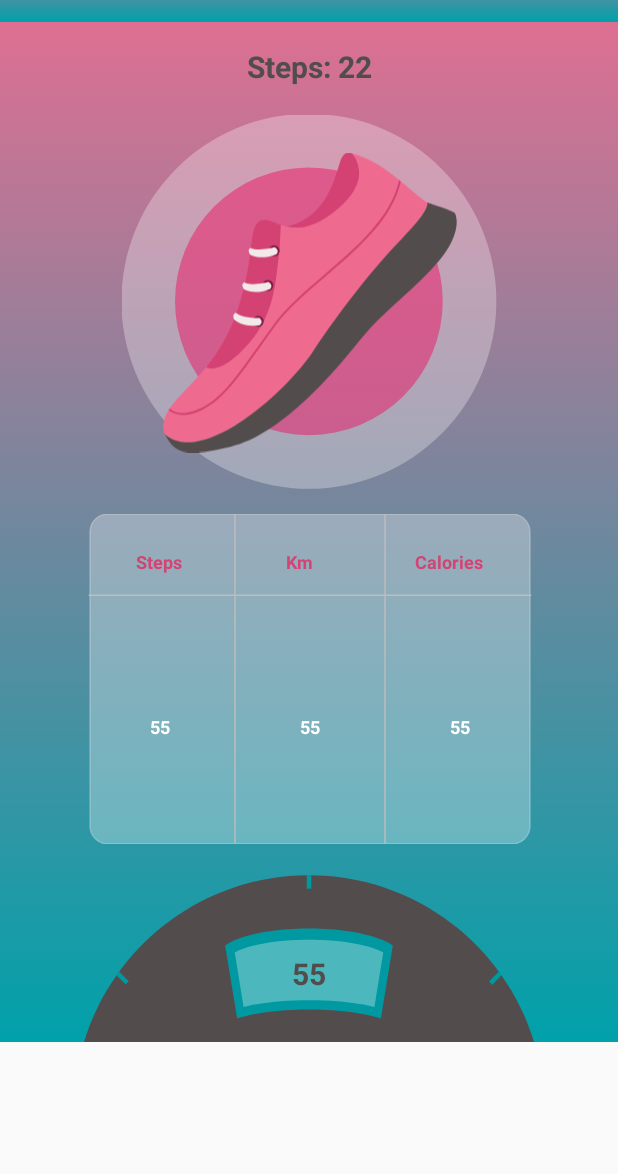
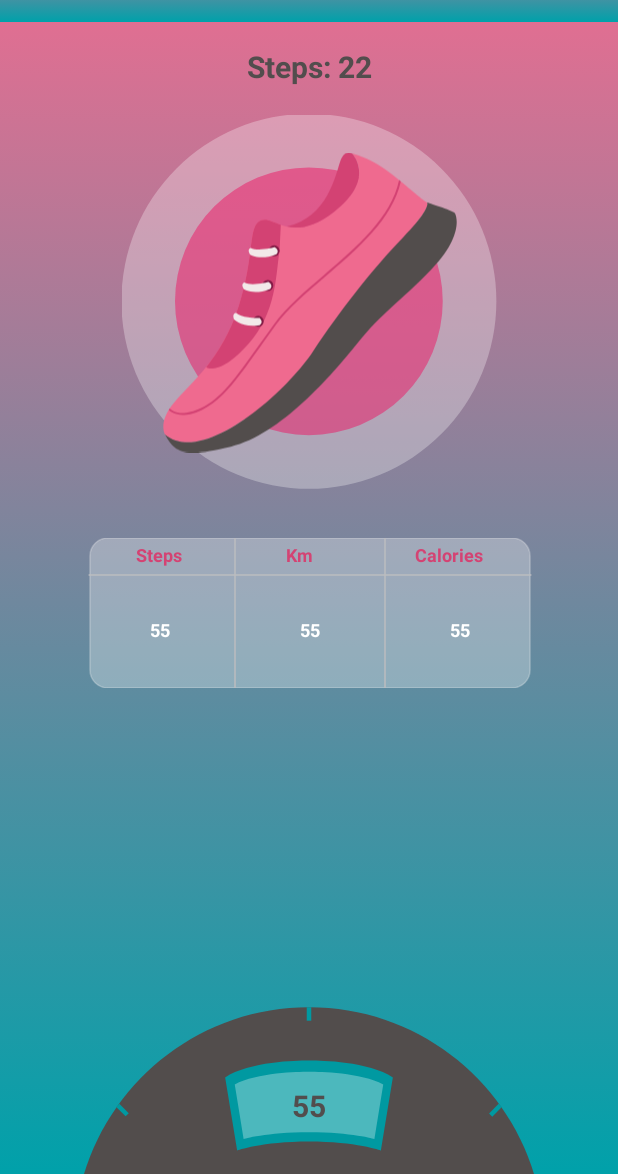
Before and after one commit to devanica/Speed, an Android app: the layout activity_main.xml on its own in the app's theme, with its tools: preview values and no code run, on a phone screen of 412 x 824 dp, the part 62-1236 px from its top. Run offline under Robolectric (Android 15) with nearby library versions, the phone set to English and light mode, and no system bars.

Commit message:
Added methods to control on/off sign

```diff
--- a/app/src/main/AndroidManifest.xml
+++ b/app/src/main/AndroidManifest.xml
@@ -1,6 +1,7 @@
 <?xml version="1.0" encoding="utf-8"?>
 <manifest
     xmlns:android="http://schemas.android.com/apk/res/android"
+    xmlns:tools="http://schemas.android.com/tools"
     package="com.application.stepcounter">
 
     <application
@@ -9,7 +10,10 @@
         android:roundIcon="@mipmap/ic_launcher_round"
         android:supportsRtl="true"
         android:theme="@style/AppTheme">
-        <activity android:name=".MainActivity">
+        <activity
+            android:name=".MainActivity"
+            android:screenOrientation="portrait"
+            tools:ignore="LockedOrientationActivity">
             <intent-filter>
                 <action android:name="android.intent.action.MAIN" />
 
--- a/app/src/main/res/drawable/table_element.xml
+++ b/app/src/main/res/drawable/table_element.xml
@@ -1,28 +1,28 @@
 <vector xmlns:android="http://schemas.android.com/apk/res/android"
     android:width="300dp"
-    android:height="220dp"
+    android:height="100dp"
     android:viewportWidth="300"
-    android:viewportHeight="220">
+    android:viewportHeight="100">
   <path
       android:strokeWidth="1"
-      android:pathData="M284.7,220H15.3c-6.6,0 -12,-5.4 -12,-12V12c0,-6.6 5.4,-12 12,-12h269.4c6.6,0 12,5.4 12,12v196C296.7,214.6 291.3,220 284.7,220z"
+      android:pathData="M284.7,100H15.3c-6.6,0 -12,-5.4 -12,-12V12c0,-6.6 5.4,-12 12,-12h269.4c6.6,0 12,5.4 12,12v76C296.7,94.6 291.3,100 284.7,100z"
       android:strokeAlpha="0.3"
       android:fillColor="#FFFFFF"
       android:strokeColor="#F1F1F2"
       android:fillAlpha="0.3"/>
   <path
       android:strokeWidth="1"
-      android:pathData="M200,0L200,220"
+      android:pathData="M200,0L200,100"
       android:fillColor="#00000000"
       android:strokeColor="#BBBDBF"/>
   <path
       android:strokeWidth="1"
-      android:pathData="M100,0L100,220"
+      android:pathData="M100,0L100,100"
       android:fillColor="#00000000"
       android:strokeColor="#BBBDBF"/>
   <path
       android:strokeWidth="1"
-      android:pathData="M297.6,54.1L2.4,54.1"
+      android:pathData="M297.6,24.6L2.4,24.6"
       android:fillColor="#00000000"
       android:strokeColor="#BBBDBF"/>
 </vector>
--- a/app/src/main/res/layout/activity_main.xml
+++ b/app/src/main/res/layout/activity_main.xml
@@ -1,16 +1,12 @@
 <?xml version="1.0" encoding="utf-8"?>
-<ScrollView
+<androidx.constraintlayout.widget.ConstraintLayout
     xmlns:android="http://schemas.android.com/apk/res/android"
     xmlns:app="http://schemas.android.com/apk/res-auto"
     xmlns:tools="http://schemas.android.com/tools"
+    android:layout_width="match_parent"
     android:layout_height="match_parent"
-    android:layout_width="match_parent"
+    android:background="@drawable/background"
     tools:context=".MainActivity">
-
-    <androidx.constraintlayout.widget.ConstraintLayout
-        android:layout_width="match_parent"
-        android:layout_height="wrap_content"
-        android:background="@drawable/background">
 
     <androidx.appcompat.widget.Toolbar
         android:id="@+id/toolbar"
@@ -33,6 +29,7 @@
                 android:text="@string/app_name">
             </TextView>
             <ImageView
+                android:id="@+id/iv_on"
                 android:layout_width="50dp"
                 android:layout_height="50dp"
                 android:src="@drawable/off_element"
@@ -83,9 +80,9 @@
         android:id="@+id/ll_table"
         android:layout_width="300dp"
         android:layout_height="wrap_content"
-            android:layout_marginTop="16dp"
+        android:layout_marginTop="32dp"
+        android:background="@drawable/table_element"
         android:orientation="vertical"
-            android:background="@drawable/table_element"
         app:layout_constraintEnd_toEndOf="parent"
         app:layout_constraintHorizontal_bias="0.504"
         app:layout_constraintStart_toStartOf="parent"
@@ -94,81 +91,87 @@
         <LinearLayout
             android:layout_width="match_parent"
             android:layout_height="wrap_content"
-                android:orientation="horizontal"
+            android:layout_weight="1"
             android:gravity="center"
-                android:layout_weight="1">
+            android:orientation="horizontal">
+
             <TextView
                 android:id="@+id/tv_steps_title"
                 android:layout_width="wrap_content"
                 android:layout_height="wrap_content"
+                android:layout_weight="0.5"
+                android:text="@string/steps"
+                android:textAlignment="center"
                 android:textColor="@color/dark_pink"
                 android:textSize="12sp"
                 android:textStyle="bold"
-                    android:textAlignment="center"
-                    android:text="@string/steps"
-                    android:layout_weight="0.5"
-                    tools:ignore="NestedWeights"/>
+                tools:ignore="NestedWeights" />
+
             <TextView
                 android:id="@+id/tv_calories_title"
                 android:layout_width="wrap_content"
                 android:layout_height="wrap_content"
+                android:layout_weight="0.5"
+                android:text="@string/kilometers"
+                android:textAlignment="center"
                 android:textColor="@color/dark_pink"
                 android:textSize="12sp"
-                    android:textStyle="bold"
-                    android:textAlignment="center"
-                    android:text="@string/kilometers"
-                    android:layout_weight="0.5">
+                android:textStyle="bold">
             </TextView>
+
             <TextView
                 android:id="@+id/tv_kilometers_title"
                 android:layout_width="wrap_content"
                 android:layout_height="wrap_content"
+                android:layout_weight="0.5"
+                android:text="@string/calories"
+                android:textAlignment="center"
                 android:textColor="@color/dark_pink"
                 android:textSize="12sp"
-                    android:textStyle="bold"
-                    android:textAlignment="center"
-                    android:text="@string/calories"
-                    android:layout_weight="0.5">
+                android:textStyle="bold">
             </TextView>
         </LinearLayout>
 
         <LinearLayout
             android:layout_width="match_parent"
             android:layout_height="wrap_content"
-                android:orientation="horizontal"
+            android:layout_weight="10"
             android:gravity="center"
-                android:layout_weight="3">
+            android:orientation="horizontal">
+
             <TextView
                 android:id="@+id/tv_steps"
                 android:layout_width="wrap_content"
                 android:layout_height="wrap_content"
+                android:layout_weight="0.5"
+                android:textAlignment="center"
                 android:textColor="@android:color/white"
                 android:textSize="12sp"
                 android:textStyle="bold"
+                tools:ignore="NestedWeights"
+                tools:text="55" />
+
+            <TextView
+                android:id="@+id/tv_kilometers"
+                android:layout_width="wrap_content"
+                android:layout_height="wrap_content"
+                android:layout_weight="0.5"
                 android:textAlignment="center"
-                    android:layout_weight="0.5"
-                    tools:ignore="NestedWeights"
-                    tools:text="55"/>
+                android:textColor="@android:color/white"
+                android:textSize="12sp"
+                android:textStyle="bold"
+                tools:text="55">
+            </TextView>
+
             <TextView
                 android:id="@+id/tv_calories"
                 android:layout_width="wrap_content"
                 android:layout_height="wrap_content"
+                android:layout_weight="0.5"
+                android:textAlignment="center"
                 android:textColor="@android:color/white"
                 android:textSize="12sp"
                 android:textStyle="bold"
-                    android:textAlignment="center"
-                    android:layout_weight="0.5"
-                    tools:text="55">
-                </TextView>
-                <TextView
-                    android:id="@+id/tv_kilometers"
-                    android:layout_width="wrap_content"
-                    android:layout_height="wrap_content"
-                    android:textColor="@android:color/white"
-                    android:textSize="12sp"
-                    android:textStyle="bold"
-                    android:textAlignment="center"
-                    android:layout_weight="0.5"
                 tools:text="55">
             </TextView>
         </LinearLayout>
@@ -183,8 +186,7 @@
         android:src="@drawable/scale_element"
         app:layout_constraintBottom_toBottomOf="parent"
         app:layout_constraintEnd_toEndOf="parent"
-            app:layout_constraintStart_toStartOf="parent"
-            app:layout_constraintTop_toBottomOf="@+id/ll_table">
+        app:layout_constraintStart_toStartOf="parent">
     </ImageView>
 
     <TextView
@@ -202,4 +204,3 @@
     </TextView>
 
 </androidx.constraintlayout.widget.ConstraintLayout>
-</ScrollView>
```
Also changed, not shown: app/src/main/java/com/application/stepcounter/MainActivity.kt (+4 -20 lines). Lines whose indentation alone changed are shown as unchanged.
